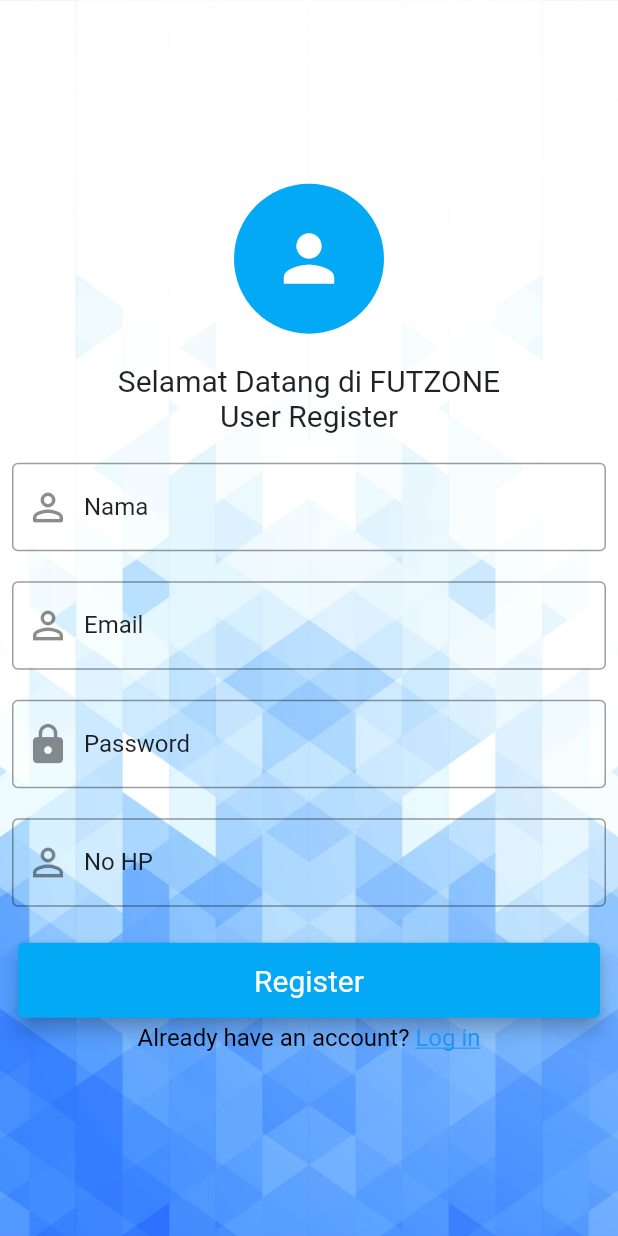
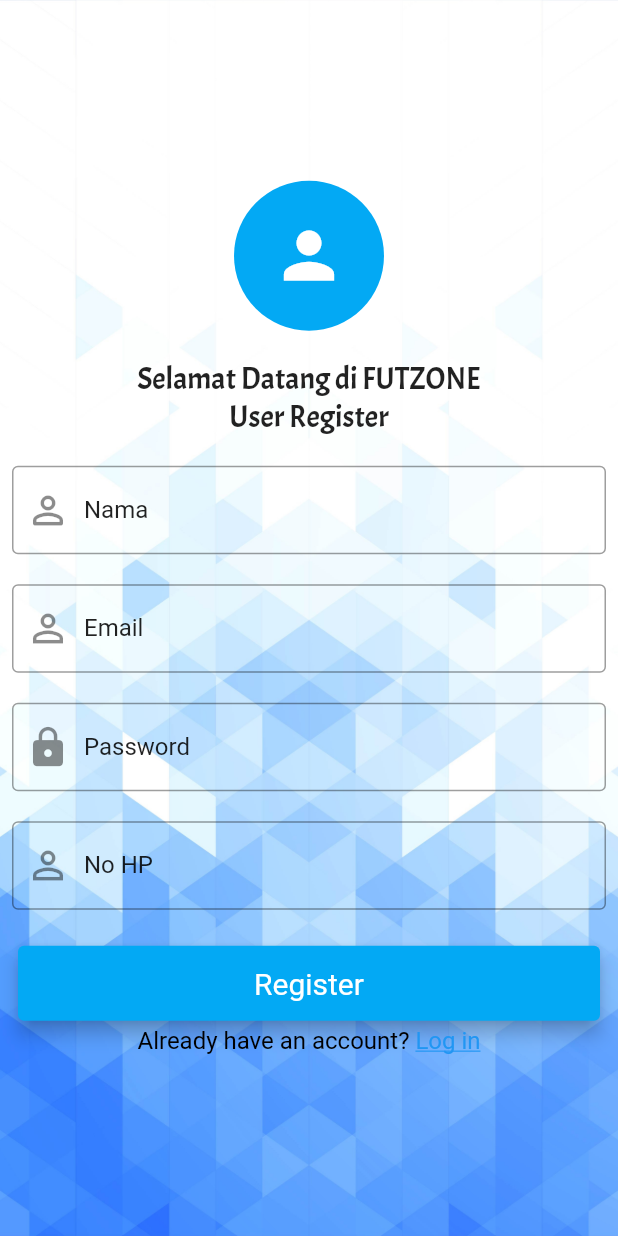
Before and after one commit to nrcloudd/futsalandroid, a Flutter app: the Register screen opened directly, on a phone screen of 412 x 824 dp. Run offline on Flutter 3.47's test engine with Material 2 defaults, Android fonts, the phone set to English and light mode, and no system bars; our stand-ins replace image_picker.

Commit message:
Update register.dart

```diff
--- a/flutter_futsal/lib/register.dart
+++ b/flutter_futsal/lib/register.dart
@@ -65,11 +65,11 @@
             ),
             Text(
               "Selamat Datang di FUTZONE",
-              style: TextStyle(fontSize: 20, color: Colors.black87),
+              style: TextStyle(fontSize: 20, color: Colors.black87, fontFamily: 'Acme'),
             ),
             Text(
               "User Register",
-              style: TextStyle(fontSize: 20, color: Colors.black87),
+              style: TextStyle(fontSize: 20, color: Colors.black87, fontFamily: 'Acme'),
             ),
             SizedBox(
               height: 20,
```
